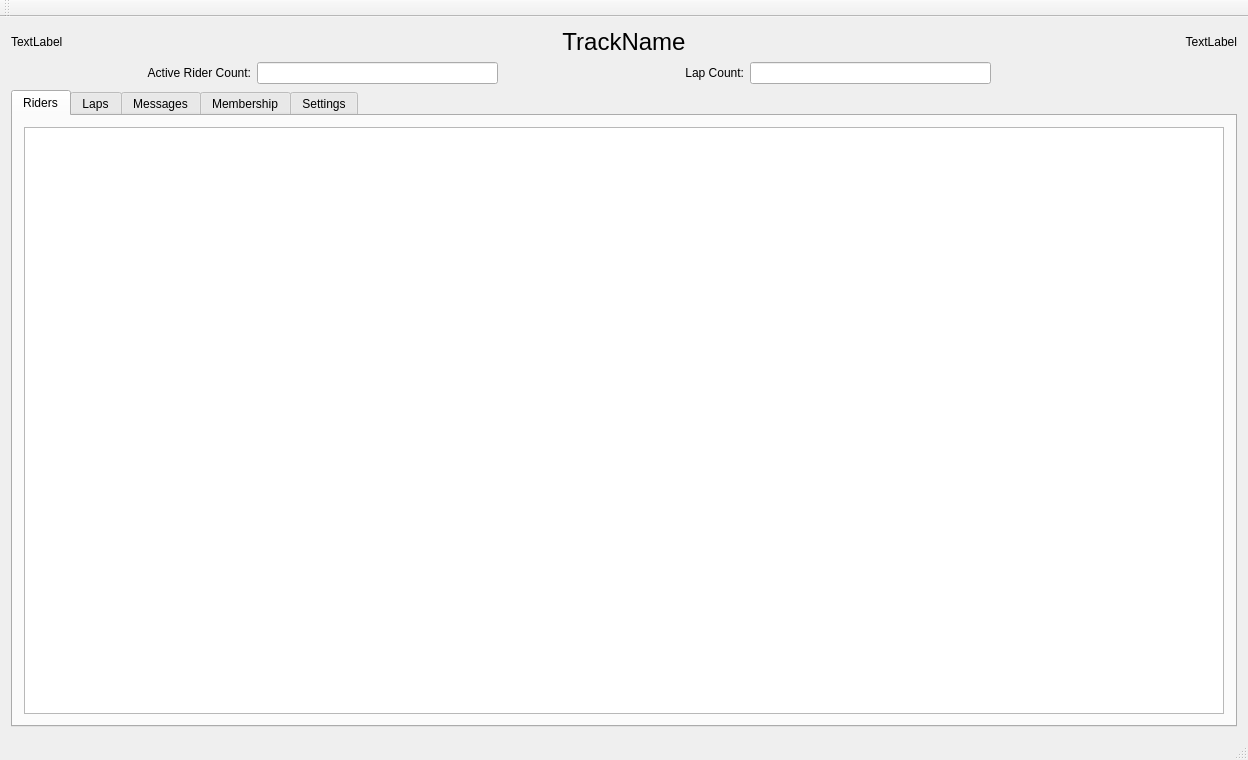
Qt form src/mainwindow.ui (mbuckaway/laps) before a commit.
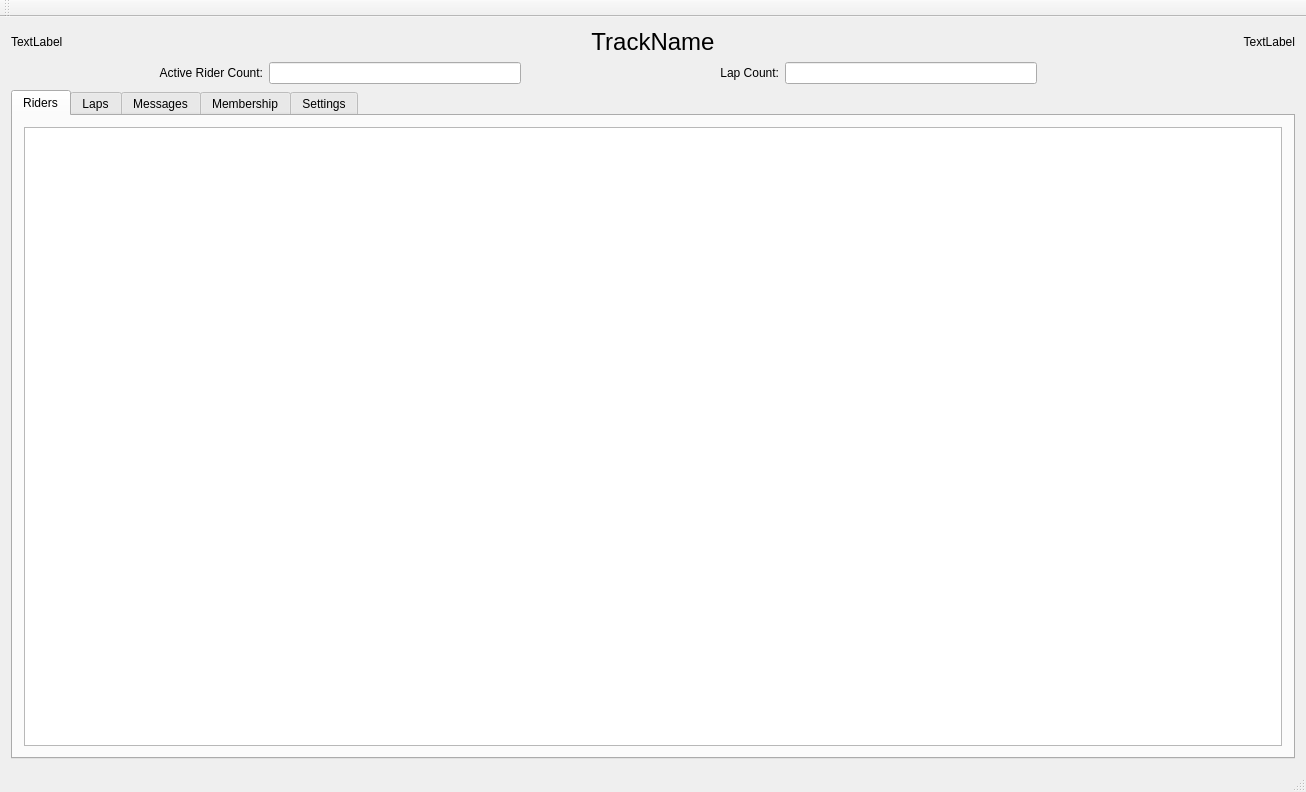
The same form after that commit. The open tabs and pages were chosen to show the change.

Diff of the .ui file:
```diff
--- a/src/mainwindow.ui
+++ b/src/mainwindow.ui
@@ -6,8 +6,8 @@
    <rect>
     <x>0</x>
     <y>0</y>
-    <width>1248</width>
-    <height>760</height>
+    <width>1306</width>
+    <height>792</height>
    </rect>
   </property>
   <property name="sizePolicy">
```
Left out of the diff: 4 changed lines with no effect on the pictures.
